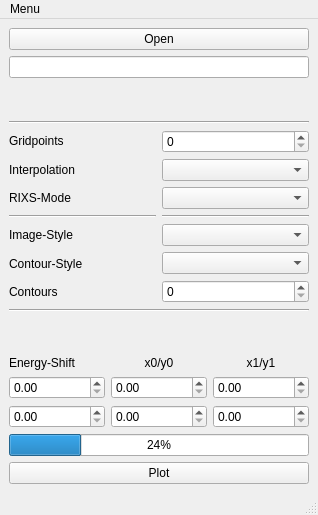
Qt form Interface/main_window.ui (Anselmoo/RIXSPlot) before a commit.
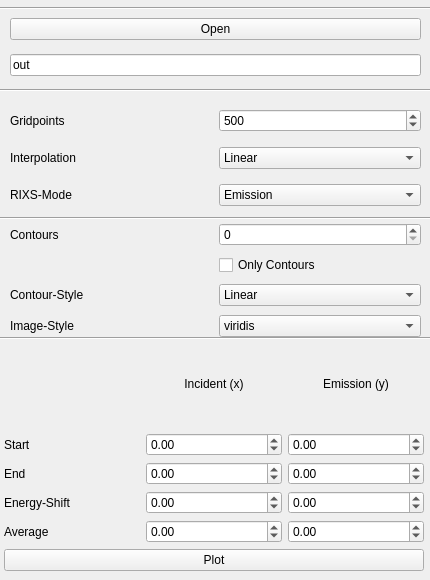
The same form after that commit.

Commit message: Old RIXSPlot-Program is sucessfully transformed to Python3.6, Python 3.7 with PyQt5

Patch:
```diff
--- a/Interface/main_window.ui
+++ b/Interface/main_window.ui
@@ -1,19 +1,511 @@
 <?xml version="1.0" encoding="UTF-8"?>
 <ui version="4.0">
- <class>MainWindow</class>
- <widget class="QMainWindow" name="MainWindow">
+ <class>Form</class>
+ <widget class="QWidget" name="Form">
   <property name="geometry">
    <rect>
     <x>0</x>
     <y>0</y>
-    <width>318</width>
-    <height>515</height>
+    <width>430</width>
+    <height>580</height>
    </rect>
   </property>
+  <property name="minimumSize">
+   <size>
+    <width>430</width>
+    <height>580</height>
+   </size>
+  </property>
+  <property name="maximumSize">
+   <size>
+    <width>430</width>
+    <height>580</height>
+   </size>
+  </property>
   <property name="windowTitle">
    <string>MainWindow</string>
   </property>
-  <widget class="QWidget" name="centralwidget">
+  <widget class="Line" name="line_3">
+   <property name="geometry">
+    <rect>
+     <x>0</x>
+     <y>80</y>
+     <width>451</width>
+     <height>20</height>
+    </rect>
+   </property>
+   <property name="orientation">
+    <enum>Qt::Horizontal</enum>
+   </property>
+  </widget>
+  <widget class="Line" name="line_14">
+   <property name="geometry">
+    <rect>
+     <x>-10</x>
+     <y>330</y>
+     <width>461</width>
+     <height>16</height>
+    </rect>
+   </property>
+   <property name="orientation">
+    <enum>Qt::Horizontal</enum>
+   </property>
+  </widget>
+  <widget class="QWidget" name="layoutWidget">
+   <property name="geometry">
+    <rect>
+     <x>10</x>
+     <y>220</y>
+     <width>411</width>
+     <height>121</height>
+    </rect>
+   </property>
+   <layout class="QGridLayout" name="gridLayout_8">
+    <item row="3" column="0">
+     <widget class="QLabel" name="label_52">
+      <property name="text">
+       <string>Image-Style</string>
+      </property>
+     </widget>
+    </item>
+    <item row="3" column="1">
+     <widget class="QComboBox" name="kindIMG">
+      <property name="maxVisibleItems">
+       <number>5</number>
+      </property>
+      <item>
+       <property name="text">
+        <string>viridis</string>
+       </property>
+      </item>
+      <item>
+       <property name="text">
+        <string>inferno</string>
+       </property>
+      </item>
+      <item>
+       <property name="text">
+        <string>plasma</string>
+       </property>
+      </item>
+      <item>
+       <property name="text">
+        <string>magma</string>
+       </property>
+      </item>
+      <item>
+       <property name="text">
+        <string>Blues</string>
+       </property>
+      </item>
+      <item>
+       <property name="text">
+        <string>BuGn</string>
+       </property>
+      </item>
+      <item>
+       <property name="text">
+        <string>BuPu</string>
+       </property>
+      </item>
+      <item>
+       <property name="text">
+        <string>GnBu</string>
+       </property>
+      </item>
+      <item>
+       <property name="text">
+        <string>Greens</string>
+       </property>
+      </item>
+      <item>
+       <property name="text">
+        <string>Greys</string>
+       </property>
+      </item>
+      <item>
+       <property name="text">
+        <string>Oranges</string>
+       </property>
+      </item>
+      <item>
+       <property name="text">
+        <string>OrRd</string>
+       </property>
+      </item>
+      <item>
+       <property name="text">
+        <string>PuBu</string>
+       </property>
+      </item>
+      <item>
+       <property name="text">
+        <string>PuBuGn</string>
+       </property>
+      </item>
+      <item>
+       <property name="text">
+        <string>PuRd</string>
+       </property>
+      </item>
+      <item>
+       <property name="text">
+        <string>Purples</string>
+       </property>
+      </item>
+      <item>
+       <property name="text">
+        <string>RdPu</string>
+       </property>
+      </item>
+      <item>
+       <property name="text">
+        <string>Reds</string>
+       </property>
+      </item>
+      <item>
+       <property name="text">
+        <string>YlGn</string>
+       </property>
+      </item>
+      <item>
+       <property name="text">
+        <string>YlGnBu</string>
+       </property>
+      </item>
+      <item>
+       <property name="text">
+        <string>YlOrBr</string>
+       </property>
+      </item>
+      <item>
+       <property name="text">
+        <string>YlOrRd</string>
+       </property>
+      </item>
+      <item>
+       <property name="text">
+        <string>afmhot</string>
+       </property>
+      </item>
+      <item>
+       <property name="text">
+        <string>autumn</string>
+       </property>
+      </item>
+      <item>
+       <property name="text">
+        <string>bone</string>
+       </property>
+      </item>
+      <item>
+       <property name="text">
+        <string>cool</string>
+       </property>
+      </item>
+      <item>
+       <property name="text">
+        <string>cooper</string>
+       </property>
+      </item>
+      <item>
+       <property name="text">
+        <string>gist_heat</string>
+       </property>
+      </item>
+      <item>
+       <property name="text">
+        <string>gray</string>
+       </property>
+      </item>
+      <item>
+       <property name="text">
+        <string>hot</string>
+       </property>
+      </item>
+      <item>
+       <property name="text">
+        <string>pink</string>
+       </property>
+      </item>
+      <item>
+       <property name="text">
+        <string>spring</string>
+       </property>
+      </item>
+      <item>
+       <property name="text">
+        <string>summer</string>
+       </property>
+      </item>
+      <item>
+       <property name="text">
+        <string>winter</string>
+       </property>
+      </item>
+      <item>
+       <property name="text">
+        <string>BrBG</string>
+       </property>
+      </item>
+      <item>
+       <property name="text">
+        <string>bwr</string>
+       </property>
+      </item>
+      <item>
+       <property name="text">
+        <string>coolwarm</string>
+       </property>
+      </item>
+      <item>
+       <property name="text">
+        <string>PiYG</string>
+       </property>
+      </item>
+      <item>
+       <property name="text">
+        <string>PRGn</string>
+       </property>
+      </item>
+      <item>
+       <property name="text">
+        <string>PuOr</string>
+       </property>
+      </item>
+      <item>
+       <property name="text">
+        <string>RdBu</string>
+       </property>
+      </item>
+      <item>
+       <property name="text">
+        <string>RdGy</string>
+       </property>
+      </item>
+      <item>
+       <property name="text">
+        <string>RdYlBu</string>
+       </property>
+      </item>
+      <item>
+       <property name="text">
+        <string>RdYlGn</string>
+       </property>
+      </item>
+      <item>
+       <property name="text">
+        <string>Spectral</string>
+       </property>
+      </item>
+      <item>
+       <property name="text">
+        <string>seismic</string>
+       </property>
+      </item>
+      <item>
+       <property name="text">
+        <string>Accent</string>
+       </property>
+      </item>
+      <item>
+       <property name="text">
+        <string>Dark2</string>
+       </property>
+      </item>
+      <item>
+       <property name="text">
+        <string>Paired</string>
+       </property>
+      </item>
+      <item>
+       <property name="text">
+        <string>Pastel1</string>
+       </property>
+      </item>
+      <item>
+       <property name="text">
+        <string>Pastel2</string>
+       </property>
+      </item>
+      <item>
+       <property name="text">
+        <string>Set1</string>
+       </property>
+      </item>
+      <item>
+       <property name="text">
+        <string>Set2</string>
+       </property>
+      </item>
+      <item>
+       <property name="text">
+        <string>Set3</string>
+       </property>
+      </item>
+      <item>
+       <property name="text">
+        <string>gist_earth</string>
+       </property>
+      </item>
+      <item>
+       <property name="text">
+        <string>terrain</string>
+       </property>
+      </item>
+      <item>
+       <property name="text">
+        <string>ocean</string>
+       </property>
+      </item>
+      <item>
+       <property name="text">
+        <string>gist_stern</string>
+       </property>
+      </item>
+      <item>
+       <property name="text">
+        <string>brg</string>
+       </property>
+      </item>
+      <item>
+       <property name="text">
+        <string>CMRmap</string>
+       </property>
+      </item>
+      <item>
+       <property name="text">
+        <string>cubehelix</string>
+       </property>
+      </item>
+      <item>
+       <property name="text">
+        <string>gnuplot</string>
+       </property>
+      </item>
+      <item>
+       <property name="text">
+        <string>gnuplot2</string>
+       </property>
+      </item>
+      <item>
+       <property name="text">
+        <string>gist_ncar</string>
+       </property>
+      </item>
+      <item>
+       <property name="text">
+        <string>nipy_spectral</string>
+       </property>
+      </item>
+      <item>
+       <property name="text">
+        <string>jet</string>
+       </property>
+      </item>
+      <item>
+       <property name="text">
+        <string>rainbow</string>
+       </property>
+      </item>
+      <item>
+       <property name="text">
+        <string>gist_rainbow</string>
+       </property>
+      </item>
+      <item>
+       <property name="text">
+        <string>hsv</string>
+       </property>
+      </item>
+      <item>
+       <property name="text">
+        <string>flag</string>
+       </property>
+      </item>
+      <item>
+       <property name="text">
+        <string>prism</string>
+       </property>
+      </item>
+     </widget>
+    </item>
+    <item row="0" column="1">
+     <widget class="QSpinBox" name="contPOINTS">
+      <property name="maximum">
+       <number>1000</number>
+      </property>
+      <property name="value">
+       <number>0</number>
+      </property>
+     </widget>
+    </item>
+    <item row="2" column="0">
+     <widget class="QLabel" name="label_53">
+      <property name="text">
+       <string>Contour-Style</string>
+      </property>
+     </widget>
+    </item>
+    <item row="0" column="0">
+     <widget class="QLabel" name="label_54">
+      <property name="text">
+       <string>Contours</string>
+      </property>
+     </widget>
+    </item>
+    <item row="1" column="1">
+     <widget class="QCheckBox" name="checkContour">
+      <property name="text">
+       <string>Only Contours</string>
+      </property>
+     </widget>
+    </item>
+    <item row="2" column="1">
+     <widget class="QComboBox" name="kindCONT">
+      <item>
+       <property name="text">
+        <string>Linear</string>
+       </property>
+      </item>
+      <item>
+       <property name="text">
+        <string>Log</string>
+       </property>
+      </item>
+      <item>
+       <property name="text">
+        <string>Sqrt</string>
+       </property>
+      </item>
+      <item>
+       <property name="text">
+        <string>Power</string>
+       </property>
+      </item>
+      <item>
+       <property name="text">
+        <string>Exp</string>
+       </property>
+      </item>
+      <item>
+       <property name="text">
+        <string>Arccosh</string>
+       </property>
+      </item>
+     </widget>
+    </item>
+   </layout>
+  </widget>
+  <widget class="QWidget" name="layoutWidget">
+   <property name="geometry">
+    <rect>
+     <x>10</x>
+     <y>10</y>
+     <width>411</width>
+     <height>76</height>
+    </rect>
+   </property>
    <layout class="QVBoxLayout" name="verticalLayout">
     <item>
      <widget class="QPushButton" name="openFILE">
@@ -25,158 +517,114 @@
     <item>
      <widget class="QLineEdit" name="fileNAME">
       <property name="text">
-       <string/>
+       <string>out</string>
       </property>
      </widget>
     </item>
+   </layout>
+  </widget>
+  <widget class="QWidget" name="layoutWidget">
+   <property name="geometry">
+    <rect>
+     <x>4</x>
+     <y>340</y>
+     <width>420</width>
+     <height>231</height>
+    </rect>
+   </property>
+   <layout class="QVBoxLayout" name="verticalLayout_12">
     <item>
-     <spacer name="verticalSpacer_2">
-      <property name="orientation">
-       <enum>Qt::Vertical</enum>
-      </property>
-      <property name="sizeHint" stdset="0">
-       <size>
-        <width>20</width>
-        <height>40</height>
-       </size>
-      </property>
-     </spacer>
-    </item>
-    <item>
-     <widget class="Line" name="line_4">
-      <property name="orientation">
-       <enum>Qt::Horizontal</enum>
-      </property>
-     </widget>
-    </item>
-    <item>
-     <layout class="QHBoxLayout" name="horizontalLayout_2">
-      <item>
-       <layout class="QVBoxLayout" name="verticalLayout_3">
-        <item>
-         <widget class="QLabel" name="label">
-          <property name="text">
-           <string>Gridpoints</string>
-          </property>
-         </widget>
-        </item>
-        <item>
-         <widget class="QLabel" name="label_8">
-          <property name="text">
-           <string>Interpolation</string>
-          </property>
-         </widget>
-        </item>
-        <item>
-         <widget class="QLabel" name="label_9">
-          <property name="text">
-           <string>RIXS-Mode</string>
-          </property>
-         </widget>
-        </item>
-        <item>
-         <widget class="Line" name="line">
-          <property name="orientation">
-           <enum>Qt::Horizontal</enum>
-          </property>
-         </widget>
-        </item>
-        <item>
-         <widget class="QLabel" name="label_5">
-          <property name="text">
-           <string>Image-Style</string>
-          </property>
-         </widget>
-        </item>
-        <item>
-         <widget class="QLabel" name="label_7">
-          <property name="text">
-           <string>Contour-Style</string>
-          </property>
-         </widget>
-        </item>
-        <item>
-         <widget class="QLabel" name="label_6">
-          <property name="text">
-           <string>Contours</string>
-          </property>
-         </widget>
-        </item>
-       </layout>
-      </item>
-      <item>
-       <layout class="QVBoxLayout" name="verticalLayout_2">
-        <item>
-         <widget class="QSpinBox" name="gridPOINTS"/>
-        </item>
-        <item>
-         <widget class="QComboBox" name="kindINTER"/>
-        </item>
-        <item>
-         <widget class="QComboBox" name="kindRIXS"/>
-        </item>
-        <item>
-         <widget class="Line" name="line_2">
-          <property name="orientation">
-           <enum>Qt::Horizontal</enum>
-          </property>
-         </widget>
-        </item>
-        <item>
-         <widget class="QComboBox" name="kindIMG"/>
-        </item>
-        <item>
-         <widget class="QComboBox" name="kindCONTOUR"/>
-        </item>
-        <item>
-         <widget class="QSpinBox" name="numbCONTOUR"/>
-        </item>
-       </layout>
-      </item>
-     </layout>
-    </item>
-    <item>
-     <widget class="Line" name="line_3">
-      <property name="orientation">
-       <enum>Qt::Horizontal</enum>
-      </property>
-     </widget>
-    </item>
-    <item>
-     <spacer name="verticalSpacer">
-      <property name="orientation">
-       <enum>Qt::Vertical</enum>
-      </property>
-      <property name="sizeHint" stdset="0">
-       <size>
-        <width>20</width>
-        <height>40</height>
-       </size>
-      </property>
-     </spacer>
-    </item>
-    <item>
-     <layout class="QGridLayout" name="gridLayout">
-      <item row="2" column="2">
-       <widget class="QDoubleSpinBox" name="en_x1"/>
-      </item>
-      <item row="2" column="1">
-       <widget class="QDoubleSpinBox" name="en_x0"/>
-      </item>
+     <layout class="QGridLayout" name="gridLayout_5">
       <item row="3" column="2">
-       <widget class="QDoubleSpinBox" name="en_y1"/>
+       <widget class="QDoubleSpinBox" name="en_y1">
+        <property name="minimum">
+         <double>-100000.000000000000000</double>
+        </property>
+        <property name="maximum">
+         <double>100000.000000000000000</double>
+        </property>
+        <property name="singleStep">
+         <double>0.500000000000000</double>
+        </property>
+       </widget>
       </item>
-      <item row="3" column="0">
-       <widget class="QDoubleSpinBox" name="enSHIFT_Y"/>
+      <item row="2" column="1">
+       <widget class="QDoubleSpinBox" name="en_x0">
+        <property name="minimum">
+         <double>-100000.000000000000000</double>
+        </property>
+        <property name="maximum">
+         <double>100000.000000000000000</double>
+        </property>
+        <property name="singleStep">
+         <double>0.500000000000000</double>
+        </property>
+       </widget>
       </item>
-      <item row="3" column="1">
-       <widget class="QDoubleSpinBox" name="en_y0"/>
+      <item row="5" column="1">
+       <widget class="QDoubleSpinBox" name="enSHIFT_Y">
+        <property name="minimum">
+         <double>-1000.000000000000000</double>
+        </property>
+        <property name="maximum">
+         <double>1000.000000000000000</double>
+        </property>
+        <property name="singleStep">
+         <double>0.500000000000000</double>
+        </property>
+       </widget>
       </item>
-      <item row="2" column="0">
-       <widget class="QDoubleSpinBox" name="enSHIFT_X"/>
+      <item row="4" column="2">
+       <widget class="QDoubleSpinBox" name="em_AVSpinBox">
+        <property name="minimum">
+         <double>-100.000000000000000</double>
+        </property>
+        <property name="maximum">
+         <double>100.000000000000000</double>
+        </property>
+        <property name="singleStep">
+         <double>0.500000000000000</double>
+        </property>
+       </widget>
       </item>
-      <item row="1" column="0">
-       <widget class="QLabel" name="label_2">
+      <item row="4" column="1">
+       <widget class="QDoubleSpinBox" name="enSHIFT_X">
+        <property name="minimum">
+         <double>-1000.000000000000000</double>
+        </property>
+        <property name="maximum">
+         <double>1000.000000000000000</double>
+        </property>
+        <property name="singleStep">
+         <double>0.500000000000000</double>
+        </property>
+       </widget>
+      </item>
+      <item row="5" column="2">
+       <widget class="QDoubleSpinBox" name="inc_AVSpinBox">
+        <property name="minimum">
+         <double>-100.000000000000000</double>
+        </property>
+        <property name="maximum">
+         <double>100.000000000000000</double>
+        </property>
+        <property name="singleStep">
+         <double>0.500000000000000</double>
+        </property>
+       </widget>
+      </item>
+      <item row="5" column="0">
+       <widget class="QLabel" name="label">
+        <property name="text">
+         <string>Average</string>
+        </property>
+        <property name="alignment">
+         <set>Qt::AlignLeading|Qt::AlignLeft|Qt::AlignVCenter</set>
+        </property>
+       </widget>
+      </item>
+      <item row="4" column="0">
+       <widget class="QLabel" name="label_43">
         <property name="text">
          <string>Energy-Shift</string>
         </property>
@@ -184,39 +632,84 @@
          <enum>Qt::AutoText</enum>
         </property>
         <property name="alignment">
-         <set>Qt::AlignLeading|Qt::AlignLeft|Qt::AlignTop</set>
+         <set>Qt::AlignLeading|Qt::AlignLeft|Qt::AlignVCenter</set>
         </property>
        </widget>
       </item>
-      <item row="1" column="1">
+      <item row="0" column="1">
+       <widget class="QLabel" name="label_2">
+        <property name="text">
+         <string>Incident (x)</string>
+        </property>
+        <property name="alignment">
+         <set>Qt::AlignCenter</set>
+        </property>
+       </widget>
+      </item>
+      <item row="0" column="2">
        <widget class="QLabel" name="label_3">
         <property name="text">
-         <string>x0/y0</string>
+         <string>Emission (y)</string>
         </property>
         <property name="alignment">
-         <set>Qt::AlignHCenter|Qt::AlignTop</set>
+         <set>Qt::AlignCenter</set>
         </property>
        </widget>
       </item>
-      <item row="1" column="2">
-       <widget class="QLabel" name="label_4">
+      <item row="3" column="1">
+       <widget class="QDoubleSpinBox" name="en_x1">
+        <property name="minimum">
+         <double>-100000.000000000000000</double>
+        </property>
+        <property name="maximum">
+         <double>100000.000000000000000</double>
+        </property>
+        <property name="singleStep">
+         <double>0.500000000000000</double>
+        </property>
+       </widget>
+      </item>
+      <item row="2" column="2">
+       <widget class="QDoubleSpinBox" name="en_y0">
+        <property name="minimum">
+         <double>-100000.000000000000000</double>
+        </property>
+        <property name="maximum">
+         <double>100000.000000000000000</double>
+        </property>
+        <property name="singleStep">
+         <double>0.500000000000000</double>
+        </property>
+       </widget>
+      </item>
+      <item row="2" column="0">
+       <widget class="QLabel" name="label_44">
         <property name="text">
-         <string>x1/y1</string>
+         <string>Start</string>
         </property>
+        <property name="textFormat">
+         <enum>Qt::AutoText</enum>
+        </property>
         <property name="alignment">
-         <set>Qt::AlignHCenter|Qt::AlignTop</set>
+         <set>Qt::AlignLeading|Qt::AlignLeft|Qt::AlignVCenter</set>
+        </property>
+       </widget>
+      </item>
+      <item row="3" column="0">
+       <widget class="QLabel" name="label_45">
+        <property name="text">
+         <string>End</string>
+        </property>
+        <property name="textFormat">
+         <enum>Qt::AutoText</enum>
+        </property>
+        <property name="alignment">
+         <set>Qt::AlignLeading|Qt::AlignLeft|Qt::AlignVCenter</set>
         </property>
        </widget>
       </item>
      </layout>
     </item>
-    <item>
-     <widget class="QProgressBar" name="progressPLOT">
-      <property name="value">
-       <number>24</number>
-      </property>
-     </widget>
-    </item>
     <item>
      <widget class="QPushButton" name="RIXSPlot">
       <property name="text">
@@ -226,51 +719,131 @@
     </item>
    </layout>
   </widget>
-  <widget class="QMenuBar" name="menubar">
+  <widget class="QWidget" name="layoutWidget">
+   <property name="geometry">
+    <rect>
+     <x>10</x>
+     <y>100</y>
+     <width>411</width>
+     <height>115</height>
+    </rect>
+   </property>
+   <layout class="QGridLayout" name="gridLayout_6">
+    <item row="2" column="0">
+     <widget class="QLabel" name="label_46">
+      <property name="text">
+       <string>RIXS-Mode</string>
+      </property>
+     </widget>
+    </item>
+    <item row="1" column="0">
+     <widget class="QLabel" name="label_47">
+      <property name="text">
+       <string>Interpolation</string>
+      </property>
+     </widget>
+    </item>
+    <item row="0" column="0">
+     <widget class="QLabel" name="label_49">
+      <property name="text">
+       <string>Gridpoints</string>
+      </property>
+     </widget>
+    </item>
+    <item row="2" column="1">
+     <widget class="QComboBox" name="kindRIXS">
+      <property name="currentIndex">
+       <number>0</number>
+      </property>
+      <property name="maxVisibleItems">
+       <number>2</number>
+      </property>
+      <property name="iconSize">
+       <size>
+        <width>16</width>
+        <height>16</height>
+       </size>
+      </property>
+      <item>
+       <property name="text">
+        <string>Emission</string>
+       </property>
+      </item>
+      <item>
+       <property name="text">
+        <string>Energy Loss</string>
+       </property>
+      </item>
+     </widget>
+    </item>
+    <item row="0" column="1">
+     <widget class="QSpinBox" name="gridPOINTS">
+      <property name="minimum">
+       <number>10</number>
+      </property>
+      <property name="maximum">
+       <number>5000</number>
+      </property>
+      <property name="value">
+       <number>500</number>
+      </property>
+     </widget>
+    </item>
+    <item row="1" column="1">
+     <widget class="QComboBox" name="kindINTER">
+      <property name="maxVisibleItems">
+       <number>3</number>
+      </property>
+      <item>
+       <property name="text">
+        <string>Linear</string>
+       </property>
+      </item>
+      <item>
+       <property name="text">
+        <string>Nearest-Neighbor</string>
+       </property>
+      </item>
+      <item>
+       <property name="text">
+        <string>Cubic</string>
+       </property>
+      </item>
+      <item>
+       <property name="text">
+        <string>Gaussian</string>
+       </property>
+      </item>
+     </widget>
+    </item>
+   </layout>
+  </widget>
+  <widget class="Line" name="line_15">
    <property name="geometry">
     <rect>
      <x>0</x>
      <y>0</y>
-     <width>318</width>
-     <height>22</height>
+     <width>431</width>
+     <height>16</height>
     </rect>
    </property>
-   <widget class="QMenu" name="menuMenu">
-    <property name="title">
-     <string>Menu</string>
-    </property>
-    <addaction name="actionAbout"/>
-    <addaction name="actionHel"/>
-    <addaction name="separator"/>
-    <addaction name="actionPreference"/>
-   </widget>
-   <addaction name="menuMenu"/>
+   <property name="orientation">
+    <enum>Qt::Horizontal</enum>
+   </property>
   </widget>
-  <widget class="QStatusBar" name="statusbar"/>
-  <action name="actionAbout">
-   <property name="text">
-    <string>About</string>
+  <widget class="Line" name="line_16">
+   <property name="geometry">
+    <rect>
+     <x>0</x>
+     <y>210</y>
+     <width>451</width>
+     <height>16</height>
+    </rect>
    </property>
-   <property name="shortcut">
-    <string>Ctrl+Shift+A</string>
+   <property name="orientation">
+    <enum>Qt::Horizontal</enum>
    </property>
-  </action>
-  <action name="actionHel">
-   <property name="text">
-    <string>Help</string>
-   </property>
-   <property name="shortcut">
-    <string>Ctrl+Shift+H</string>
-   </property>
-  </action>
-  <action name="actionPreference">
-   <property name="text">
-    <string>Preference</string>
-   </property>
-   <property name="shortcut">
-    <string>Ctrl+Shift+P</string>
-   </property>
-  </action>
+  </widget>
  </widget>
  <resources/>
  <connections/>
```
Left out of the diff: 22 changed lines with no effect on the pictures. The commit also changes 18 other files.
